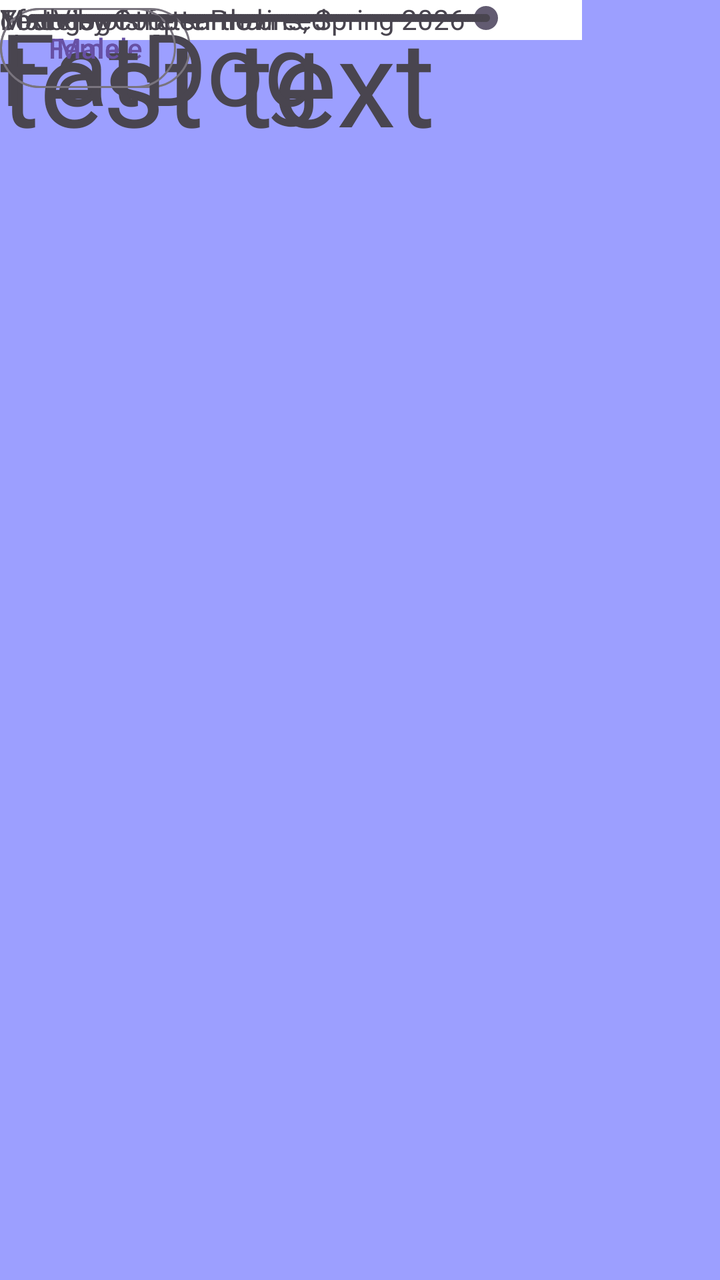
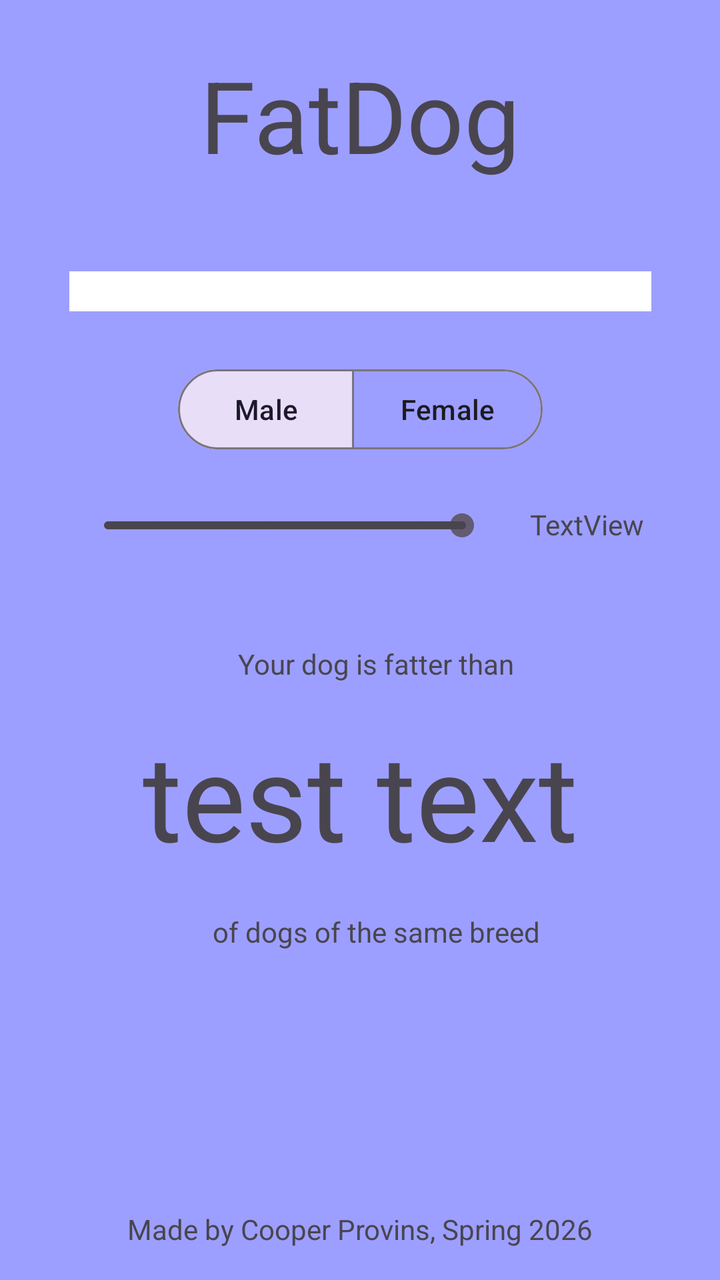

An Android layout rendered at two revisions. The XML below is the earlier revision; the diff shows what the commit changed to produce the second picture.
<!-- AndroidManifest.xml: application theme Theme.TestApplication -->
<!-- res/layout/activity_main.xml -->
<?xml version="1.0" encoding="utf-8"?>
<androidx.constraintlayout.widget.ConstraintLayout xmlns:android="http://schemas.android.com/apk/res/android"
    xmlns:app="http://schemas.android.com/apk/res-auto"
    xmlns:tools="http://schemas.android.com/tools"
    android:id="@+id/main"
    android:layout_width="match_parent"
    android:layout_height="match_parent"
    android:background="#9C9FFF"
    tools:context=".MainActivity">


    <Spinner
        android:id="@+id/mySpinner"
        android:layout_width="291dp"
        android:layout_height="wrap_content"
        android:background="@color/cardview_light_background"
        android:padding="10dp"
        android:pointerIcon="arrow"
        android:spinnerMode="dialog"
        tools:layout_editor_absoluteX="58dp"
        tools:layout_editor_absoluteY="136dp" />

    <SeekBar
        android:id="@+id/seekBar"
        style="@style/Widget.AppCompat.SeekBar.Discrete"
        android:layout_width="259dp"
        android:layout_height="wrap_content"
        android:max="200"
        android:min="1"
        android:progress="200"
        tools:layout_editor_absoluteX="38dp"
        tools:layout_editor_absoluteY="276dp" />

    <TextView
        android:id="@+id/textView2"
        android:layout_width="wrap_content"
        android:layout_height="wrap_content"
        android:text="test text"
        android:textSize="60sp"
        tools:layout_editor_absoluteX="88dp"
        tools:layout_editor_absoluteY="414dp" />

    <TextView
        android:id="@+id/textView6"
        android:layout_width="wrap_content"
        android:layout_height="wrap_content"
        android:text="Your dog is fatter than"
        tools:layout_editor_absoluteX="136dp"
        tools:layout_editor_absoluteY="379dp" />

    <TextView
        android:id="@+id/textView4"
        android:layout_width="wrap_content"
        android:layout_height="wrap_content"
        android:text="of dogs of the same breed"
        tools:layout_editor_absoluteX="123dp"
        tools:layout_editor_absoluteY="513dp" />

    <com.google.android.material.button.MaterialButton
        android:id="@+id/buttonFemale"
        style="?attr/materialButtonOutlinedStyle"
        android:layout_width="wrap_content"
        android:layout_height="wrap_content"
        android:text="Female"
        tools:layout_editor_absoluteX="205dp"
        tools:layout_editor_absoluteY="203dp" />

    <com.google.android.material.button.MaterialButtonToggleGroup
        android:id="@+id/toggleButton"
        android:layout_width="wrap_content"
        android:layout_height="wrap_content"
        app:checkedButton="@+id/buttonMale"
        app:selectionRequired="true"
        app:singleSelection="true"
        tools:layout_editor_absoluteX="117dp"
        tools:layout_editor_absoluteY="178dp">

    </com.google.android.material.button.MaterialButtonToggleGroup>

    <TextView
        android:id="@+id/textView"
        android:layout_width="wrap_content"
        android:layout_height="wrap_content"
        android:text="FatDog"
        android:textSize="50dp"
        tools:layout_editor_absoluteX="126dp"
        tools:layout_editor_absoluteY="24dp" />

    <com.google.android.material.button.MaterialButton
        android:id="@+id/buttonMale"
        style="?attr/materialButtonOutlinedStyle"
        android:layout_width="wrap_content"
        android:layout_height="wrap_content"
        android:text="Male"
        tools:layout_editor_absoluteX="117dp"
        tools:layout_editor_absoluteY="203dp" />

    <TextView
        android:id="@+id/textView3"
        android:layout_width="wrap_content"
        android:layout_height="wrap_content"
        android:text="TextView"
        tools:layout_editor_absoluteX="315dp"
        tools:layout_editor_absoluteY="275dp" />

    <TextView
        android:id="@+id/textView5"
        android:layout_width="wrap_content"
        android:layout_height="wrap_content"
        android:text="Made by Cooper Provins, Spring 2026"
        tools:layout_editor_absoluteX="88dp"
        tools:layout_editor_absoluteY="696dp" />

</androidx.constraintlayout.widget.ConstraintLayout>
<!-- resources referenced by this layout -->
<resources>
  <style name="Theme.TestApplication" parent="Base.Theme.TestApplication" />
  <style name="Base.Theme.TestApplication" parent="Theme.Material3.DayNight.NoActionBar">
          
          
      </style>
</resources>

<!-- the commit's change to res/layout/activity_main.xml (unified diff, before → after) -->
@@ -9,106 +9,124 @@
     tools:context=".MainActivity">
 
 
+    <TextView
+        android:id="@+id/textView"
+        android:layout_width="wrap_content"
+        android:layout_height="wrap_content"
+        android:layout_marginTop="24dp"
+        android:text="FatDog"
+        android:textSize="50dp"
+        app:layout_constraintEnd_toEndOf="parent"
+        app:layout_constraintStart_toStartOf="parent"
+        app:layout_constraintTop_toTopOf="parent" />
+
     <Spinner
         android:id="@+id/mySpinner"
         android:layout_width="291dp"
         android:layout_height="wrap_content"
+        android:layout_marginTop="45dp"
         android:background="@color/cardview_light_background"
         android:padding="10dp"
         android:pointerIcon="arrow"
         android:spinnerMode="dialog"
-        tools:layout_editor_absoluteX="58dp"
-        tools:layout_editor_absoluteY="136dp" />
+        app:layout_constraintEnd_toEndOf="parent"
+        app:layout_constraintStart_toStartOf="parent"
+        app:layout_constraintTop_toBottomOf="@+id/textView" />
 
     <SeekBar
         android:id="@+id/seekBar"
         style="@style/Widget.AppCompat.SeekBar.Discrete"
-        android:layout_width="259dp"
+        android:layout_width="0dp"
         android:layout_height="wrap_content"
+        android:layout_marginStart="38dp"
+        android:layout_marginEnd="18dp"
         android:max="200"
         android:min="1"
         android:progress="200"
-        tools:layout_editor_absoluteX="38dp"
-        tools:layout_editor_absoluteY="276dp" />
+        app:layout_constraintBottom_toBottomOf="@+id/textView3"
+        app:layout_constraintEnd_toStartOf="@+id/textView3"
+        app:layout_constraintStart_toStartOf="parent" />
 
     <TextView
         android:id="@+id/textView2"
         android:layout_width="wrap_content"
         android:layout_height="wrap_content"
+        android:layout_marginTop="236dp"
+        android:layout_marginBottom="237dp"
         android:text="test text"
         android:textSize="60sp"
-        tools:layout_editor_absoluteX="88dp"
-        tools:layout_editor_absoluteY="414dp" />
+        app:layout_constraintBottom_toBottomOf="parent"
+        app:layout_constraintEnd_toEndOf="parent"
+        app:layout_constraintStart_toStartOf="parent"
+        app:layout_constraintTop_toBottomOf="@+id/mySpinner" />
 
     <TextView
         android:id="@+id/textView6"
         android:layout_width="wrap_content"
         android:layout_height="wrap_content"
+        android:layout_marginEnd="32dp"
+        android:layout_marginBottom="16dp"
         android:text="Your dog is fatter than"
-        tools:layout_editor_absoluteX="136dp"
-        tools:layout_editor_absoluteY="379dp" />
+        app:layout_constraintBottom_toTopOf="@+id/textView2"
+        app:layout_constraintEnd_toEndOf="@+id/textView2" />
 
     <TextView
         android:id="@+id/textView4"
         android:layout_width="wrap_content"
         android:layout_height="wrap_content"
+        android:layout_marginTop="19dp"
+        android:layout_marginEnd="19dp"
         android:text="of dogs of the same breed"
-        tools:layout_editor_absoluteX="123dp"
-        tools:layout_editor_absoluteY="513dp" />
-
-    <com.google.android.material.button.MaterialButton
-        android:id="@+id/buttonFemale"
-        style="?attr/materialButtonOutlinedStyle"
-        android:layout_width="wrap_content"
-        android:layout_height="wrap_content"
-        android:text="Female"
-        tools:layout_editor_absoluteX="205dp"
-        tools:layout_editor_absoluteY="203dp" />
+        app:layout_constraintEnd_toEndOf="@+id/textView2"
+        app:layout_constraintTop_toBottomOf="@+id/textView2" />
 
     <com.google.android.material.button.MaterialButtonToggleGroup
         android:id="@+id/toggleButton"
         android:layout_width="wrap_content"
         android:layout_height="wrap_content"
+        android:layout_marginTop="25dp"
         app:checkedButton="@+id/buttonMale"
+        app:layout_constraintEnd_toEndOf="parent"
+        app:layout_constraintStart_toStartOf="parent"
+        app:layout_constraintTop_toBottomOf="@+id/mySpinner"
         app:selectionRequired="true"
-        app:singleSelection="true"
-        tools:layout_editor_absoluteX="117dp"
-        tools:layout_editor_absoluteY="178dp">
+        app:singleSelection="true">
+
+        <com.google.android.material.button.MaterialButton
+            android:id="@+id/buttonMale"
+            style="?attr/materialButtonOutlinedStyle"
+            android:layout_width="wrap_content"
+            android:layout_height="wrap_content"
+            android:text="Male" />
+
+        <com.google.android.material.button.MaterialButton
+            android:id="@+id/buttonFemale"
+            style="?attr/materialButtonOutlinedStyle"
+            android:layout_width="wrap_content"
+            android:layout_height="wrap_content"
+            android:text="Female" />
 
     </com.google.android.material.button.MaterialButtonToggleGroup>
-
-    <TextView
-        android:id="@+id/textView"
-        android:layout_width="wrap_content"
-        android:layout_height="wrap_content"
-        android:text="FatDog"
-        android:textSize="50dp"
-        tools:layout_editor_absoluteX="126dp"
-        tools:layout_editor_absoluteY="24dp" />
-
-    <com.google.android.material.button.MaterialButton
-        android:id="@+id/buttonMale"
-        style="?attr/materialButtonOutlinedStyle"
-        android:layout_width="wrap_content"
-        android:layout_height="wrap_content"
-        android:text="Male"
-        tools:layout_editor_absoluteX="117dp"
-        tools:layout_editor_absoluteY="203dp" />
 
     <TextView
         android:id="@+id/textView3"
         android:layout_width="wrap_content"
         android:layout_height="wrap_content"
+        android:layout_marginTop="24dp"
+        android:layout_marginEnd="38dp"
         android:text="TextView"
-        tools:layout_editor_absoluteX="315dp"
-        tools:layout_editor_absoluteY="275dp" />
+        app:layout_constraintEnd_toEndOf="parent"
+        app:layout_constraintStart_toEndOf="@+id/seekBar"
+        app:layout_constraintTop_toBottomOf="@+id/toggleButton" />
 
     <TextView
         android:id="@+id/textView5"
         android:layout_width="wrap_content"
         android:layout_height="wrap_content"
+        android:layout_marginBottom="16dp"
         android:text="Made by Cooper Provins, Spring 2026"
-        tools:layout_editor_absoluteX="88dp"
-        tools:layout_editor_absoluteY="696dp" />
+        app:layout_constraintBottom_toBottomOf="parent"
+        app:layout_constraintEnd_toEndOf="parent"
+        app:layout_constraintStart_toStartOf="parent" />
 
 </androidx.constraintlayout.widget.ConstraintLayout>
